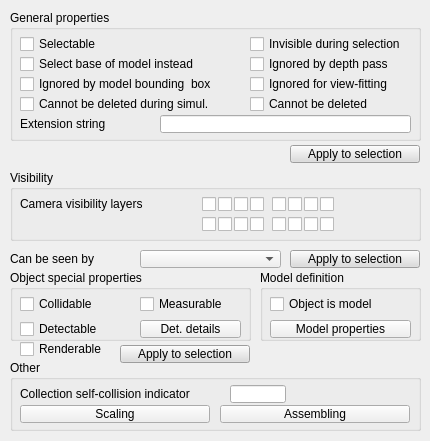
This is ui/qdlgcommonproperties.ui in CoppeliaRobotics/coppeliaSimLib as Qt 5 draws it before an edit. The edited form follows.
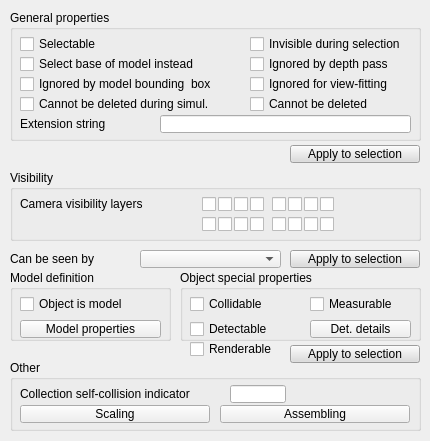
This is the edited form.

The edit to the form file:
```diff
--- a/ui/qdlgcommonproperties.ui
+++ b/ui/qdlgcommonproperties.ui
@@ -471,7 +471,7 @@
   <widget class="QGroupBox" name="groupBox_3">
    <property name="geometry">
     <rect>
-     <x>260</x>
+     <x>10</x>
      <y>270</y>
      <width>161</width>
      <height>71</height>
@@ -519,7 +519,7 @@
   <widget class="QGroupBox" name="groupBox_4">
    <property name="geometry">
     <rect>
-     <x>10</x>
+     <x>180</x>
      <y>270</y>
      <width>241</width>
      <height>71</height>
@@ -1589,7 +1589,7 @@
   <widget class="QToolButton" name="qqApplySpecialProperties">
    <property name="geometry">
     <rect>
-     <x>120</x>
+     <x>290</x>
      <y>345</y>
      <width>130</width>
      <height>18</height>
@@ -2050,7 +2050,7 @@
   <widget class="QCheckBox" name="qqRenderable">
    <property name="geometry">
     <rect>
-     <x>20</x>
+     <x>190</x>
      <y>340</y>
      <width>91</width>
      <height>18</height>
```
Left out of the diff: 4 changed lines with no effect on the pictures.
